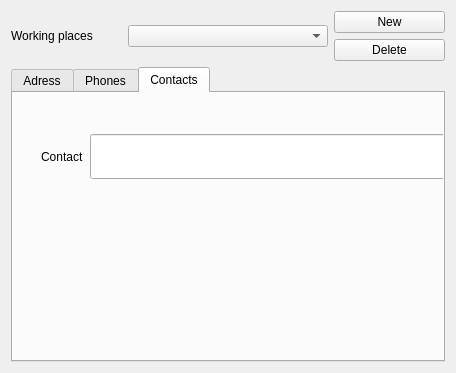
FreeHealth/freehealth, file plugins/accountplugin/preferences/sitespage.ui: the form before one commit.
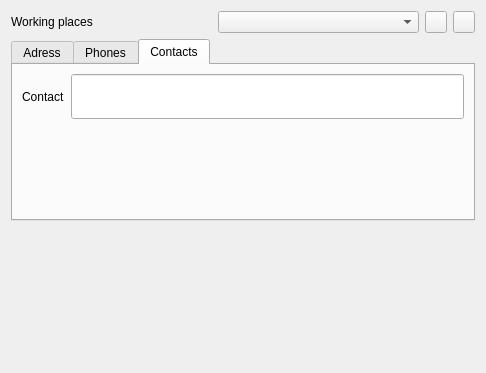
The form after the commit. The open tabs and pages were chosen to show the change. Custom widgets are drawn as their Qt base class.

Patch:
```diff
--- a/plugins/accountplugin/preferences/sitespage.ui
+++ b/plugins/accountplugin/preferences/sitespage.ui
@@ -6,24 +6,24 @@
    <rect>
     <x>0</x>
     <y>0</y>
-    <width>417</width>
+    <width>486</width>
     <height>373</height>
    </rect>
   </property>
   <property name="windowTitle">
    <string>Form</string>
   </property>
-  <layout class="QGridLayout" name="gridLayout_4">
-   <item row="0" column="0">
     <layout class="QGridLayout" name="gridLayout">
      <item row="0" column="0">
+    <layout class="QHBoxLayout" name="horizontalLayout_2">
+     <item>
       <widget class="QLabel" name="label_2">
        <property name="text">
         <string>Working places</string>
        </property>
       </widget>
      </item>
-     <item row="0" column="1">
+     <item>
       <widget class="QComboBox" name="wpComboBox">
        <property name="minimumSize">
         <size>
@@ -33,25 +33,58 @@
        </property>
       </widget>
      </item>
-     <item row="0" column="2">
-      <layout class="QVBoxLayout" name="verticalLayout">
        <item>
         <widget class="QPushButton" name="addButton">
+       <property name="minimumSize">
+        <size>
+         <width>22</width>
+         <height>22</height>
+        </size>
+       </property>
+       <property name="maximumSize">
+        <size>
+         <width>22</width>
+         <height>22</height>
+        </size>
+       </property>
          <property name="text">
-          <string>New</string>
+        <string/>
          </property>
         </widget>
        </item>
        <item>
         <widget class="QPushButton" name="deleteButton">
+       <property name="minimumSize">
+        <size>
+         <width>22</width>
+         <height>22</height>
+        </size>
+       </property>
+       <property name="maximumSize">
+        <size>
+         <width>22</width>
+         <height>22</height>
+        </size>
+       </property>
          <property name="text">
-          <string>Delete</string>
+        <string/>
          </property>
         </widget>
        </item>
       </layout>
      </item>
-    </layout>
+   <item row="2" column="0">
+    <spacer name="verticalSpacer">
+     <property name="orientation">
+      <enum>Qt::Vertical</enum>
+     </property>
+     <property name="sizeHint" stdset="0">
+      <size>
+       <width>20</width>
+       <height>40</height>
+      </size>
+     </property>
+    </spacer>
    </item>
    <item row="1" column="0">
     <widget class="QTabWidget" name="tabWidget">
@@ -206,17 +239,8 @@
       <attribute name="title">
        <string>Contacts</string>
       </attribute>
-      <widget class="QWidget" name="layoutWidget">
-       <property name="geometry">
-        <rect>
-         <x>28</x>
-         <y>40</y>
-         <width>430</width>
-         <height>47</height>
-        </rect>
-       </property>
-       <layout class="QHBoxLayout" name="horizontalLayout">
-        <item>
+      <layout class="QGridLayout" name="gridLayout_2">
+       <item row="0" column="0">
          <widget class="QLabel" name="contactLabel">
           <property name="text">
            <string>Contact</string>
@@ -226,7 +250,7 @@
           </property>
          </widget>
         </item>
-        <item>
+       <item row="0" column="1">
          <widget class="QLineEdit" name="contactEdit">
           <property name="minimumSize">
            <size>
@@ -236,8 +260,20 @@
           </property>
          </widget>
         </item>
-       </layout>
-      </widget>
+       <item row="1" column="1">
+        <spacer name="verticalSpacer_2">
+         <property name="orientation">
+          <enum>Qt::Vertical</enum>
+         </property>
+         <property name="sizeHint" stdset="0">
+          <size>
+           <width>20</width>
+           <height>40</height>
+          </size>
+         </property>
+        </spacer>
+       </item>
+      </layout>
      </widget>
     </widget>
    </item>
```
Left out of the diff: 2 changed lines with no effect on the pictures. Lines whose indentation alone changed are shown as unchanged.
